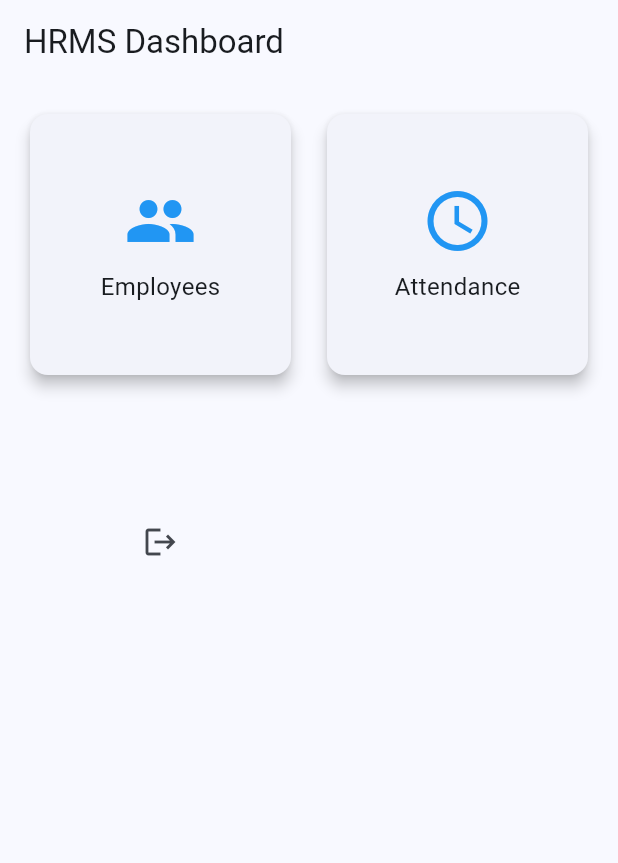
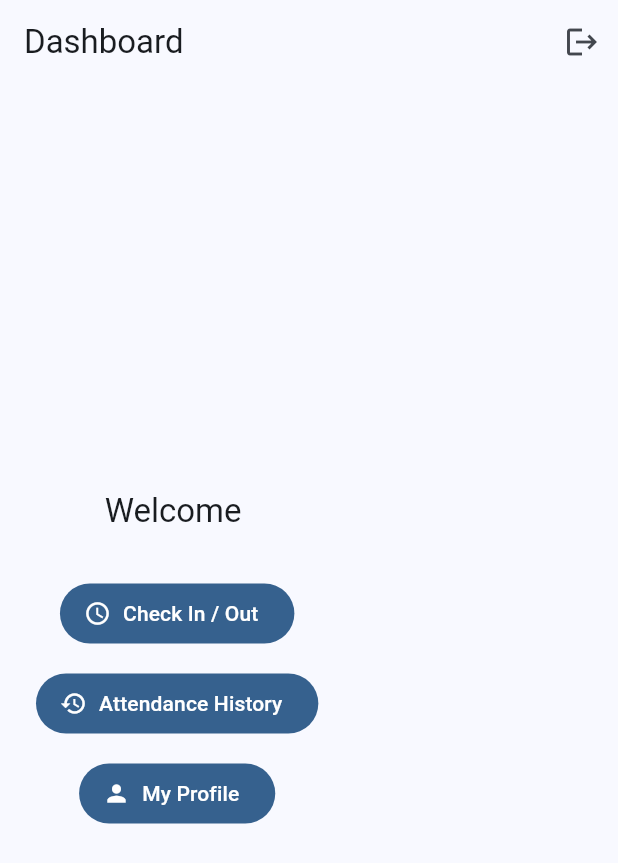
Before and after one commit to Sudad13/HRMS_app, a Flutter app: the DashboardScreen screen opened directly, on a phone screen of 412 x 824 dp. Shown: the top 863 px of the screen. Run offline on Flutter 3.47's test engine with Material 3 defaults, Android fonts, the phone set to English and light mode, and no system bars; our stand-ins replace flutter_dotenv, supabase_flutter; accounts and stored records are empty.

Commit message:
attendance implemented

```diff
--- a/lib/screens/dashboard_screen.dart
+++ b/lib/screens/dashboard_screen.dart
@@ -1,99 +1,178 @@
+// import 'package:flutter/material.dart';
+// import 'package:supabase_flutter/supabase_flutter.dart';
+// import 'employee_list_screen.dart';
+// import '../features/attendance/presentation/attendance_screen.dart';
+// import 'auth_screen.dart';
+//
+// class DashboardScreen extends StatelessWidget {
+//   const DashboardScreen({super.key});
+//
+//   @override
+//   Widget build(BuildContext context) {
+//     return Scaffold(
+//       appBar: AppBar(
+//         title: const Text('HRMS Dashboard'),
+//       ),
+//       body: Padding(
+//         padding: const EdgeInsets.all(16.0),
+//         child: GridView.count(
+//           crossAxisCount: 2,
+//           crossAxisSpacing: 16,
+//           mainAxisSpacing: 16,
+//           children: [
+//             _DashboardCard(
+//               icon: Icons.people,
+//               label: 'Employees',
+//               onTap: () {
+//                 Navigator.push(
+//                   context,
+//                   MaterialPageRoute(
+//                     builder: (_) => const EmployeeListScreen(),
+//                   ),
+//                 );
+//               },
+//             ),
+//             _DashboardCard(
+//               icon: Icons.access_time,
+//               label: 'Attendance',
+//               onTap: () {
+//                 Navigator.push(
+//                   context,
+//                   MaterialPageRoute(
+//                     builder: (_) => const AttendanceScreen(),
+//                   ),
+//                 );
+//               },
+//             ),
+//             IconButton(
+//               icon: Icon(Icons.logout),
+//               onPressed: () async {
+//                 await Supabase.instance.client.auth.signOut();
+//                 if (context.mounted) {
+//                   Navigator.pushReplacement(
+//                     context,
+//                     MaterialPageRoute(builder: (_) => const AuthScreen()),
+//                   );
+//                 }
+//               },
+//             )
+//
+//             // Add more cards for future features here
+//           ],
+//         ),
+//       ),
+//     );
+//   }
+// }
+//
+// class _DashboardCard extends StatelessWidget {
+//   final IconData icon;
+//   final String label;
+//   final VoidCallback onTap;
+//
+//   const _DashboardCard({
+//     required this.icon,
+//     required this.label,
+//     required this.onTap,
+//   });
+//
+//   @override
+//   Widget build(BuildContext context) {
+//     return GestureDetector(
+//       onTap: onTap,
+//       child: Card(
+//         elevation: 4,
+//         shape: RoundedRectangleBorder(borderRadius: BorderRadius.circular(12)),
+//         child: Center(
+//           child: Column(
+//             mainAxisSize: MainAxisSize.min,
+//             children: [
+//               Icon(icon, size: 48, color: Colors.blue),
+//               const SizedBox(height: 8),
+//               Text(label, style: const TextStyle(fontSize: 16)),
+//             ],
+//           ),
+//         ),
+//       ),
+//     );
+//   }
+// }
 import 'package:flutter/material.dart';
 import 'package:supabase_flutter/supabase_flutter.dart';
-import 'employee_list_screen.dart';
+import 'auth_screen.dart';
 import '../features/attendance/presentation/attendance_screen.dart';
-import 'auth_screen.dart';
+import 'attendance_history_screen.dart';
+import 'profile_screen.dart';
 
 class DashboardScreen extends StatelessWidget {
   const DashboardScreen({super.key});
 
+  void _logout(BuildContext context) async {
+    await Supabase.instance.client.auth.signOut();
+    if (context.mounted) {
+      Navigator.pushReplacement(
+        context,
+        MaterialPageRoute(builder: (_) => const AuthScreen()),
+      );
+    }
+  }
+
   @override
   Widget build(BuildContext context) {
+    final user = Supabase.instance.client.auth.currentUser;
+
     return Scaffold(
       appBar: AppBar(
-        title: const Text('HRMS Dashboard'),
+        title: const Text('Dashboard'),
+        actions: [
+          IconButton(
+            icon: const Icon(Icons.logout),
+            onPressed: () => _logout(context),
+            tooltip: 'Logout',
+          ),
+        ],
       ),
       body: Padding(
-        padding: const EdgeInsets.all(16.0),
-        child: GridView.count(
-          crossAxisCount: 2,
-          crossAxisSpacing: 16,
-          mainAxisSpacing: 16,
+        padding: const EdgeInsets.all(24),
+        child: Column(
+          mainAxisAlignment: MainAxisAlignment.center,
           children: [
-            _DashboardCard(
-              icon: Icons.people,
-              label: 'Employees',
-              onTap: () {
-                Navigator.push(
-                  context,
-                  MaterialPageRoute(
-                    builder: (_) => const EmployeeListScreen(),
-                  ),
-                );
+            Text('Welcome ${user?.email ?? "User"}', style: Theme.of(context).textTheme.titleLarge),
+            const SizedBox(height: 30),
+
+            FilledButton.icon(
+              icon: const Icon(Icons.access_time),
+              label: const Text('Check In / Out'),
+              onPressed: () {
+                Navigator.push(context,
+                    MaterialPageRoute(builder: (_) => const AttendanceScreen()));
               },
             ),
-            _DashboardCard(
-              icon: Icons.access_time,
-              label: 'Attendance',
-              onTap: () {
-                Navigator.push(
-                  context,
-                  MaterialPageRoute(
-                    builder: (_) => const AttendanceScreen(),
-                  ),
-                );
+            const SizedBox(height: 12),
+
+            FilledButton.icon(
+              icon: const Icon(Icons.history),
+              label: const Text('Attendance History'),
+              onPressed: () {
+                Navigator.push(context,
+                    MaterialPageRoute(builder: (_) => const AttendanceHistoryScreen()));
               },
             ),
-            IconButton(
-              icon: Icon(Icons.logout),
-              onPressed: () async {
-                await Supabase.instance.client.auth.signOut();
-                if (context.mounted) {
-                  Navigator.pushReplacement(
-                    context,
-                    MaterialPageRoute(builder: (_) => const AuthScreen()),
-                  );
-                }
+            const SizedBox(height: 12),
+
+            FilledButton.icon(
+              icon: const Icon(Icons.person),
+              label: const Text('My Profile'),
+              onPressed: () {
+                Navigator.push(context,
+                    MaterialPageRoute(builder: (_) => const ProfileScreen()));
               },
-            )
+            ),
 
-            // Add more cards for future features here
+            // Future: Admin-only section here
           ],
         ),
       ),
     );
   }
 }
-
-class _DashboardCard extends StatelessWidget {
-  final IconData icon;
-  final String label;
-  final VoidCallback onTap;
-
-  const _DashboardCard({
-    required this.icon,
-    required this.label,
-    required this.onTap,
-  });
-
-  @override
-  Widget build(BuildContext context) {
-    return GestureDetector(
-      onTap: onTap,
-      child: Card(
-        elevation: 4,
-        shape: RoundedRectangleBorder(borderRadius: BorderRadius.circular(12)),
-        child: Center(
-          child: Column(
-            mainAxisSize: MainAxisSize.min,
-            children: [
-              Icon(icon, size: 48, color: Colors.blue),
-              const SizedBox(height: 8),
-              Text(label, style: const TextStyle(fontSize: 16)),
-            ],
-          ),
-        ),
-      ),
-    );
-  }
-}
```
Also changed, not shown: lib/screens/attendance_history_screen.dart (added, +44 -0 lines), lib/screens/profile_screen.dart (added, +72 -0 lines).
